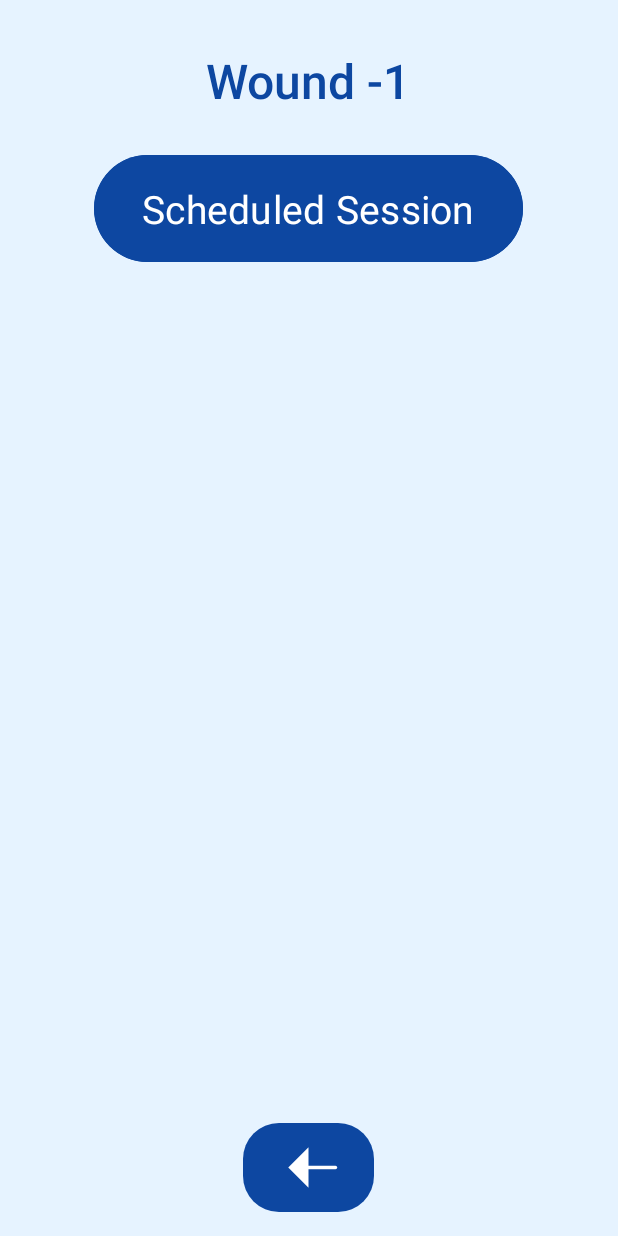
After one commit to ECE496-Team-2024900/Patient-UI, an Android app: the WoundDetailActivity screen opened directly, with no data from a screen before it, on a phone screen of 412 x 824 dp. The commit adds this screen. Run offline under Robolectric (Android 15) with nearby library versions, the phone set to English and light mode, and no system bars.

Commit message:
Initial commit for Android project

```diff
--- /dev/null
+++ b/app/src/main/java/com/example/remotepdt/WoundDetailActivity.kt
@@ -0,0 +1,41 @@
+package com.example.remotepdt
+
+import android.content.Intent
+import android.os.Bundle
+import android.widget.Button
+import android.widget.ImageButton
+import android.widget.TextView
+import android.widget.Toast
+import androidx.appcompat.app.AppCompatActivity
+
+class WoundDetailActivity : AppCompatActivity() {
+    override fun onCreate(savedInstanceState: Bundle?) {
+        super.onCreate(savedInstanceState)
+        setContentView(R.layout.activity_wound_detail)
+
+        // Get the wound ID passed from the previous activity
+        val woundId = intent.getIntExtra("woundId", -1)
+
+        // Set the wound ID as the title
+        val titleTextView = findViewById<TextView>(R.id.wound_title)
+        titleTextView.text = "Wound $woundId"
+
+        // Set up the scheduled session button
+        val scheduledSessionButton = findViewById<Button>(R.id.btnScheduledSession)
+        scheduledSessionButton.setOnClickListener {
+            Toast.makeText(
+                this,
+                "Navigating to scheduled session for Wound $woundId...",
+                Toast.LENGTH_SHORT
+            ).show()
+        }
+
+        val backButton = findViewById<ImageButton>(R.id.btnBack)
+        backButton.setOnClickListener {
+            val intent = Intent(this, WoundListActivity::class.java)
+            startActivity(intent)
+            finish() // Optional: Close the current activity
+        }
+
+    }
+}
--- /dev/null
+++ b/app/src/main/res/drawable/back_button_background.xml
@@ -0,0 +1,4 @@
+<shape xmlns:android="http://schemas.android.com/apk/res/android">
+    <solid android:color="#0D47A1" />
+    <corners android:radius="24dp" />
+</shape>
--- /dev/null
+++ b/app/src/main/res/drawable/ic_arrow_back.xml
@@ -0,0 +1,19 @@
+<?xml version="1.0" encoding="utf-8"?>
+<vector xmlns:android="http://schemas.android.com/apk/res/android"
+    android:width="54dp"
+    android:height="54dp"
+    android:viewportWidth="24"
+    android:viewportHeight="24">
+
+    <!-- Arrow Tail -->
+    <path
+        android:strokeColor="#FFFFFF"
+        android:strokeWidth="1"
+        android:pathData="M20,12H10"
+        android:strokeLineCap="round" />
+
+    <!-- Arrow Head -->
+    <path
+        android:fillColor="#FFFFFF"
+        android:pathData="M12,6L6,12L12,18" />
+</vector>
--- /dev/null
+++ b/app/src/main/res/layout/activity_wound_detail.xml
@@ -0,0 +1,49 @@
+<?xml version="1.0" encoding="utf-8"?>
+<RelativeLayout
+    xmlns:android="http://schemas.android.com/apk/res/android"
+    android:layout_width="match_parent"
+    android:layout_height="match_parent"
+    android:background="#E6F3FF">
+
+    <!-- Back Button -->
+    <ImageButton
+        android:id="@+id/btnBack"
+        android:layout_width="87dp"
+        android:layout_height="59dp"
+        android:layout_alignParentBottom="true"
+        android:layout_centerHorizontal="true"
+        android:layout_marginBottom="16dp"
+        android:background="@drawable/back_button_background"
+        android:scaleType="centerInside"
+        android:src="@drawable/ic_arrow_back" />
+
+    <!-- Wound Title -->
+    <TextView
+        android:id="@+id/wound_title"
+        android:layout_width="wrap_content"
+        android:layout_height="wrap_content"
+        android:layout_centerHorizontal="true"
+        android:layout_marginTop="32dp"
+        android:text=""
+        android:textSize="32sp"
+        android:textColor="#0D47A1"
+        android:fontFamily="sans-serif-medium" />
+
+
+
+    <!-- Scheduled Session Button -->
+    <Button
+        android:id="@+id/btnScheduledSession"
+        android:layout_width="wrap_content"
+        android:layout_height="79dp"
+        android:layout_below="@id/wound_title"
+        android:layout_centerHorizontal="true"
+        android:layout_marginTop="24dp"
+        android:backgroundTint="#0D47A1"
+        android:fontFamily="sans-serif"
+        android:paddingStart="32dp"
+        android:paddingEnd="32dp"
+        android:text="Scheduled Session"
+        android:textColor="#FFFFFF"
+        android:textSize="26sp" />
+</RelativeLayout>
```
Also changed, not shown: app/src/main/AndroidManifest.xml (+46 -0 lines), app/src/main/java/com/example/remotepdt/WoundListActivity.kt (+5 -5 lines).
